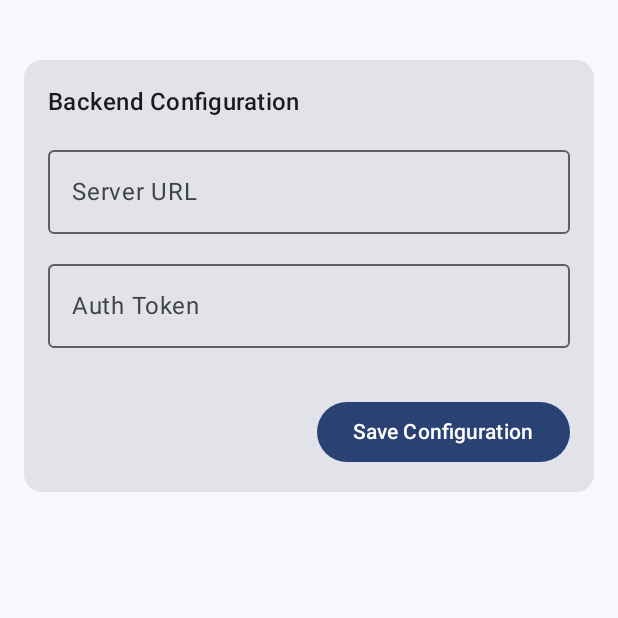
After one commit to Hyffer/Accounting, an Android app built with Jetpack Compose: the composable ConfigScreen shown on its own in the app's theme, on a phone screen of 412 x 824 dp, the top half of it. The commit adds this screen. Run offline under Robolectric (Android 15) with nearby library versions, the phone set to English and light mode, and no system bars.

Commit message:
configurable backend params

```diff
--- a/app/build.gradle.kts
+++ b/app/build.gradle.kts
@@ -63,6 +63,9 @@ dependencies {
     // Navigation Compose
     implementation("androidx.navigation:navigation-compose:2.7.7")
 
+    // DataStore for preferences
+    implementation("androidx.datastore:datastore-preferences:1.0.0")
+
     testImplementation(libs.junit)
     androidTestImplementation(libs.androidx.junit)
     androidTestImplementation(libs.androidx.espresso.core)
--- /dev/null
+++ b/app/src/main/java/com/example/accounting/datastore/ConfigDataStore.kt
@@ -0,0 +1,43 @@
+package com.example.accounting.datastore
+
+import android.content.Context
+import androidx.datastore.core.DataStore
+import androidx.datastore.preferences.core.Preferences
+import androidx.datastore.preferences.core.edit
+import androidx.datastore.preferences.core.stringPreferencesKey
+import androidx.datastore.preferences.preferencesDataStore
+import kotlinx.coroutines.flow.Flow
+import kotlinx.coroutines.flow.map
+
+private val Context.dataStore: DataStore<Preferences> by preferencesDataStore(name = "config")
+
+object ConfigDataStore {
+    object Keys {
+        val URL = stringPreferencesKey("backend_url")
+        val TOKEN = stringPreferencesKey("auth_token")
+    }
+
+    fun getUrl(context: Context): Flow<String?> {
+        return context.dataStore.data.map { preferences ->
+            preferences[Keys.URL]
+        }
+    }
+
+    fun getToken(context: Context): Flow<String?> {
+        return context.dataStore.data.map { preferences ->
+            preferences[Keys.TOKEN]
+        }
+    }
+
+    suspend fun setUrl(context: Context, url: String) {
+        context.dataStore.edit { preferences ->
+            preferences[Keys.URL] = url
+        }
+    }
+
+    suspend fun setToken(context: Context, token: String) {
+        context.dataStore.edit { preferences ->
+            preferences[Keys.TOKEN] = token
+        }
+    }
+}
--- /dev/null
+++ b/app/src/main/java/com/example/accounting/ui/screen/ConfigScreen.kt
@@ -0,0 +1,109 @@
+package com.example.accounting.ui.screen
+
+import android.widget.Toast
+import androidx.compose.foundation.layout.Arrangement
+import androidx.compose.foundation.layout.Column
+import androidx.compose.foundation.layout.Spacer
+import androidx.compose.foundation.layout.fillMaxSize
+import androidx.compose.foundation.layout.fillMaxWidth
+import androidx.compose.foundation.layout.height
+import androidx.compose.foundation.layout.padding
+import androidx.compose.material3.Button
+import androidx.compose.material3.Card
+import androidx.compose.material3.MaterialTheme
+import androidx.compose.material3.OutlinedTextField
+import androidx.compose.material3.Text
+import androidx.compose.runtime.Composable
+import androidx.compose.runtime.LaunchedEffect
+import androidx.compose.runtime.collectAsState
+import androidx.compose.runtime.getValue
+import androidx.compose.ui.Alignment
+import androidx.compose.ui.Modifier
+import androidx.compose.ui.platform.LocalContext
+import androidx.compose.ui.unit.dp
+import androidx.lifecycle.viewmodel.compose.viewModel
+import com.example.accounting.ui.viewmodel.ConfigViewModel
+import com.example.accounting.ui.viewmodel.SaveStatus
+
+@Composable
+fun ConfigScreen(
+    modifier: Modifier = Modifier,
+    viewModel: ConfigViewModel = viewModel()
+) {
+    val context = LocalContext.current
+    val url by viewModel.url.collectAsState()
+    val token by viewModel.token.collectAsState()
+    val saveStatus by viewModel.saveStatus.collectAsState()
+
+    LaunchedEffect(saveStatus) {
+        when (saveStatus) {
+            is SaveStatus.Success -> {
+                Toast.makeText(context, "Configuration saved", Toast.LENGTH_SHORT).show()
+                viewModel.resetSaveStatus()
+            }
+
+            is SaveStatus.Error -> {
+                Toast.makeText(
+                    context,
+                    "Error: ${(saveStatus as SaveStatus.Error).message}",
+                    Toast.LENGTH_SHORT
+                ).show()
+                viewModel.resetSaveStatus()
+            }
+
+            SaveStatus.Idle -> {}
+        }
+    }
+
+    Column(
+        modifier = modifier
+            .fillMaxSize()
+            .padding(16.dp),
+        horizontalAlignment = Alignment.CenterHorizontally,
+        verticalArrangement = Arrangement.spacedBy(16.dp)
+    ) {
+        Spacer(modifier = Modifier.height(8.dp))
+
+        // Configuration Card
+        Card(
+            modifier = Modifier.fillMaxWidth()
+        ) {
+            Column(
+                modifier = Modifier.padding(16.dp),
+                verticalArrangement = Arrangement.spacedBy(12.dp)
+            ) {
+                Text(
+                    text = "Backend Configuration",
+                    style = MaterialTheme.typography.titleMedium
+                )
+
+                OutlinedTextField(
+                    value = url,
+                    onValueChange = { viewModel.updateUrl(it) },
+                    label = { Text("Server URL") },
+                    placeholder = { Text("https://example.com") },
+                    singleLine = true,
+                    modifier = Modifier.fillMaxWidth()
+                )
+
+                OutlinedTextField(
+                    value = token,
+                    onValueChange = { viewModel.updateToken(it) },
+                    label = { Text("Auth Token") },
+                    placeholder = { Text("Enter your token") },
+                    singleLine = true,
+                    modifier = Modifier.fillMaxWidth()
+                )
+
+                Spacer(modifier = Modifier.height(8.dp))
+
+                Button(
+                    onClick = { viewModel.saveConfig() },
+                    modifier = Modifier.align(Alignment.End)
+                ) {
+                    Text("Save Configuration")
+                }
+            }
+        }
+    }
+}
--- /dev/null
+++ b/app/src/main/java/com/example/accounting/ui/viewmodel/ConfigViewModel.kt
@@ -0,0 +1,64 @@
+package com.example.accounting.ui.viewmodel
+
+import android.app.Application
+import androidx.lifecycle.AndroidViewModel
+import androidx.lifecycle.viewModelScope
+import com.example.accounting.datastore.ConfigDataStore
+import kotlinx.coroutines.flow.MutableStateFlow
+import kotlinx.coroutines.flow.StateFlow
+import kotlinx.coroutines.flow.asStateFlow
+import kotlinx.coroutines.flow.first
+import kotlinx.coroutines.launch
+
+class ConfigViewModel(application: Application) : AndroidViewModel(application) {
+    private val context = application
+
+    private val _url = MutableStateFlow("")
+    private val _token = MutableStateFlow("")
+    private val _saveStatus = MutableStateFlow<SaveStatus>(SaveStatus.Idle)
+
+    val url: StateFlow<String> = _url.asStateFlow()
+    val token: StateFlow<String> = _token.asStateFlow()
+    val saveStatus: StateFlow<SaveStatus> = _saveStatus.asStateFlow()
+
+    init {
+        loadConfig()
+    }
+
+    private fun loadConfig() {
+        viewModelScope.launch {
+            _url.value = ConfigDataStore.getUrl(context).first() ?: ""
+            _token.value = ConfigDataStore.getToken(context).first() ?: ""
+        }
+    }
+
+    fun updateUrl(newUrl: String) {
+        _url.value = newUrl
+    }
+
+    fun updateToken(newToken: String) {
+        _token.value = newToken
+    }
+
+    fun saveConfig() {
+        viewModelScope.launch {
+            try {
+                ConfigDataStore.setUrl(context, _url.value)
+                ConfigDataStore.setToken(context, _token.value)
+                _saveStatus.value = SaveStatus.Success
+            } catch (e: Exception) {
+                _saveStatus.value = SaveStatus.Error(e.message ?: "Unknown error")
+            }
+        }
+    }
+
+    fun resetSaveStatus() {
+        _saveStatus.value = SaveStatus.Idle
+    }
+}
+
+sealed class SaveStatus {
+    object Idle : SaveStatus()
+    object Success : SaveStatus()
+    data class Error(val message: String) : SaveStatus()
+}
```
Also changed, not shown: app/src/main/java/com/example/accounting/ui/screen/MainScreen.kt (+18 -5 lines), 2 other files.
